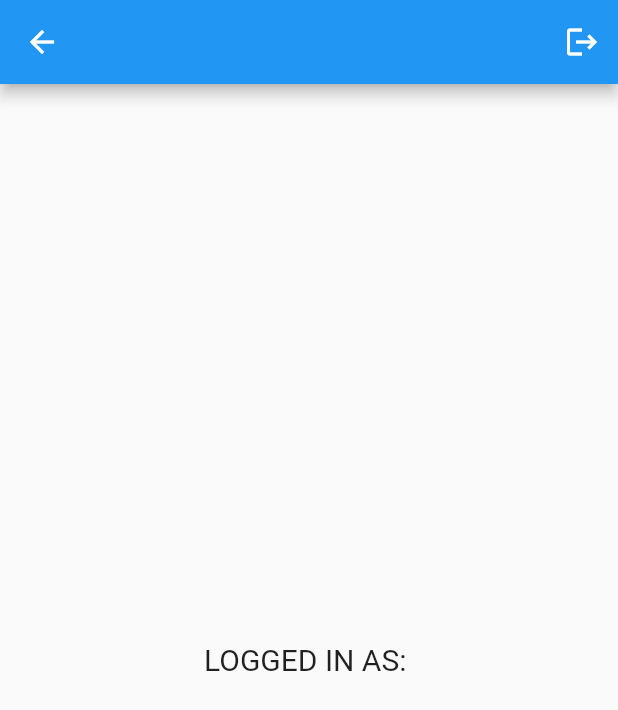
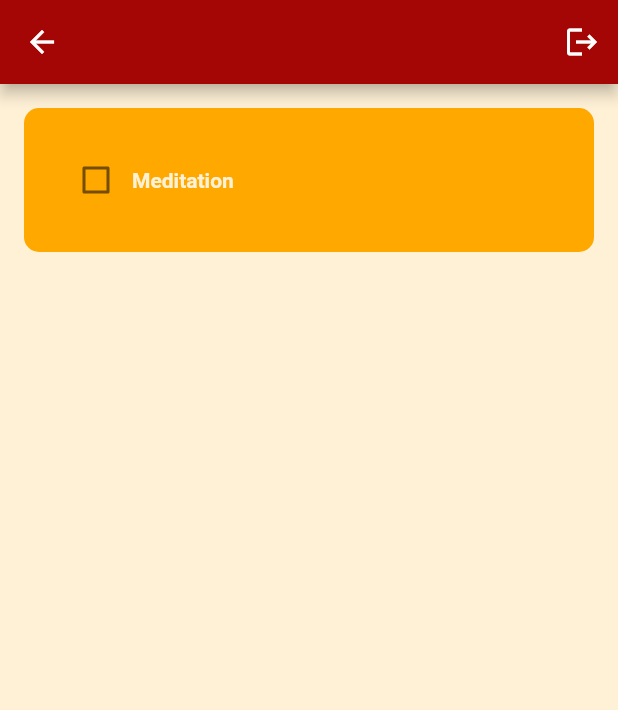
Before and after one commit to mattcalh/habittrackerapp, a Flutter app: the MainView screen opened by its route, on a phone screen of 412 x 824 dp. Shown: the top 710 px of the screen. Run offline on Flutter 3.47's test engine with Material 2 defaults, Android fonts, the phone set to English and light mode, and no system bars; our stand-ins replace firebase_auth, firebase_core, google_sign_in; accounts and stored records are empty.

Commit message:
habit tile created

```diff
--- /dev/null
+++ b/lib/components/habit_tile.dart
@@ -0,0 +1,40 @@
+import 'package:flutter/material.dart';
+
+import '../constants/color_palette.dart';
+
+class HabitTile extends StatelessWidget {
+  final String habitName;
+  final bool habitCompleted;
+  final Function(bool?)? onChanged;
+
+  const HabitTile({
+    super.key,
+    required this.habitName,
+    required this.habitCompleted,
+    required this.onChanged,
+  });
+
+  @override
+  Widget build(BuildContext context) {
+    return Padding(
+      padding: const EdgeInsets.all(16.0),
+      child: Container(
+        padding: const EdgeInsets.all(24),
+        decoration: BoxDecoration(
+          color: secondaryColor,
+          borderRadius: BorderRadius.circular(10),
+        ),
+        child: Row(
+          children: [
+            Checkbox(value: false, onChanged: onChanged),
+            const Text(
+              'Meditation',
+              style: TextStyle(
+                  color: backgroundColor, fontWeight: FontWeight.bold),
+            ),
+          ],
+        ),
+      ),
+    );
+  }
+}
--- a/lib/views/main_view.dart
+++ b/lib/views/main_view.dart
@@ -1,18 +1,35 @@
 import 'package:firebase_auth/firebase_auth.dart';
 import 'package:flutter/material.dart';
+import 'package:habittrackerapp/constants/color_palette.dart';
 import 'package:habittrackerapp/services/auth/auth_service.dart';
 
+import '../components/habit_tile.dart';
 import '../constants/routes.dart';
 
-class MainView extends StatelessWidget {
-  MainView({super.key});
+class MainView extends StatefulWidget {
+  const MainView({super.key});
 
+  @override
+  State<MainView> createState() => _MainViewState();
+}
+
+class _MainViewState extends State<MainView> {
   final user = FirebaseAuth.instance.currentUser!;
+
+  bool habitCompleted = false;
+
+  void checkBoxTapped(bool? value) {
+    setState(() {
+      habitCompleted = value!;
+    });
+  }
 
   @override
   Widget build(BuildContext context) {
     return Scaffold(
+        backgroundColor: backgroundColor,
         appBar: AppBar(
+          backgroundColor: primaryColor,
           actions: [
             IconButton(
               onPressed: () async {
@@ -26,12 +43,14 @@ class MainView extends StatelessWidget {
             )
           ],
         ),
-      body: Center(
-        child: Text(
-          'LOGGED IN AS: ${user.email!}',
-          style: const TextStyle(fontSize: 20),
+        body: ListView(
+          children: [
+            HabitTile(
+              habitName: "Meditation",
+              habitCompleted: habitCompleted,
+              onChanged: (value) => checkBoxTapped(value),
             ),
-      ),
-    );
+          ],
+        ));
   }
 }
```
Lines whose indentation alone changed are shown as unchanged.
